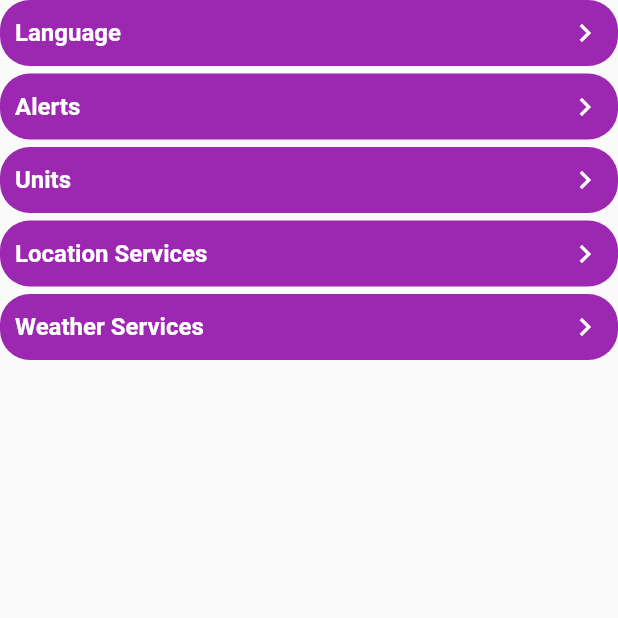
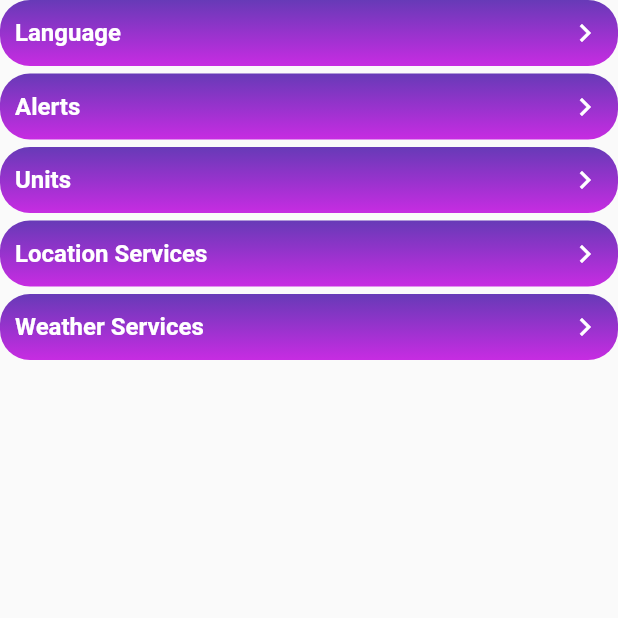
Before and after one commit to AdriaPm/WeatherTune_App, a Flutter app: the SettingsPage screen opened directly, on a phone screen of 412 x 824 dp, the top half of it. Run offline on Flutter 3.47's test engine with Material 2 defaults, Android fonts, the phone set to English and light mode, and no system bars; our stand-ins replace bloc, equatable, firebase_auth, firebase_core, flutter_bloc, geolocator and 2 more; accounts and stored records are empty.

Commit message:
Added gradient to dropdown button, further specified settings screen

```diff
--- a/weather_tune/lib/components/dropdown_button.dart
+++ b/weather_tune/lib/components/dropdown_button.dart
@@ -29,7 +29,13 @@ class _DropDownButtonState extends State<DropDownButton> {
           padding: const EdgeInsets.all(10),
           width: widget.widgetWidth,
           decoration: BoxDecoration(
-              borderRadius: BorderRadius.circular(20), color: Colors.purple),
+            borderRadius: BorderRadius.circular(20),
+            gradient: const LinearGradient(
+              begin: Alignment.topCenter,
+              end: Alignment.bottomCenter,
+              colors: [Colors.deepPurple, Color.fromARGB(255, 199, 44, 226)],
+            ),
+          ),
           child: Column(
             children: [
               Row(
@@ -49,7 +55,8 @@ class _DropDownButtonState extends State<DropDownButton> {
               ),
               if (selected)
                 Container(
-                    padding: const EdgeInsets.all(5), child: widget.child),
+                    padding: const EdgeInsets.fromLTRB(5, 10, 5, 5),
+                    child: widget.child),
             ],
           )),
     );
--- a/weather_tune/lib/main.dart
+++ b/weather_tune/lib/main.dart
@@ -3,6 +3,7 @@ import 'package:flutter/material.dart';
 import 'package:weather_tune/components/route_info.dart';
 import 'package:weather_tune/firebase_options.dart';
 import 'package:weather_tune/pages/splash_page.dart';
+import 'package:weather_tune/pages/settings_page.dart';
 
 void main() async {
   WidgetsFlutterBinding.ensureInitialized();
@@ -25,6 +26,7 @@ class MyApp extends StatelessWidget {
         "/details": (context) => const DetailsAPI(),
       },
       home: const SplashPage(screenLoadingTime: 4),
+      //home: const SettingsPage(),
     );
   }
 }
--- a/weather_tune/lib/pages/settings_page.dart
+++ b/weather_tune/lib/pages/settings_page.dart
@@ -46,7 +46,24 @@ class SettingsPage extends StatelessWidget {
           title: "Units",
           child: const Align(
               alignment: Alignment.centerLeft,
-              child: Text("English", style: TextStyle(color: Colors.white)))),
+              child: Column(
+                children: [
+                  Align(
+                      alignment: Alignment.centerLeft,
+                      child: Text("Celsius (Cº)",
+                          style: TextStyle(color: Colors.white))),
+                  SizedBox(height: 5),
+                  Align(
+                      alignment: Alignment.centerLeft,
+                      child: Text("Fahrenheit (Fº)",
+                          style: TextStyle(color: Colors.white))),
+                  SizedBox(height: 5),
+                  Align(
+                      alignment: Alignment.centerLeft,
+                      child: Text("Kelvin (K)",
+                          style: TextStyle(color: Colors.white))),
+                ],
+              ))),
       SizedBox(height: margins),
       DropDownButton(
           widgetWidth: MediaQuery.sizeOf(context).width,
```
